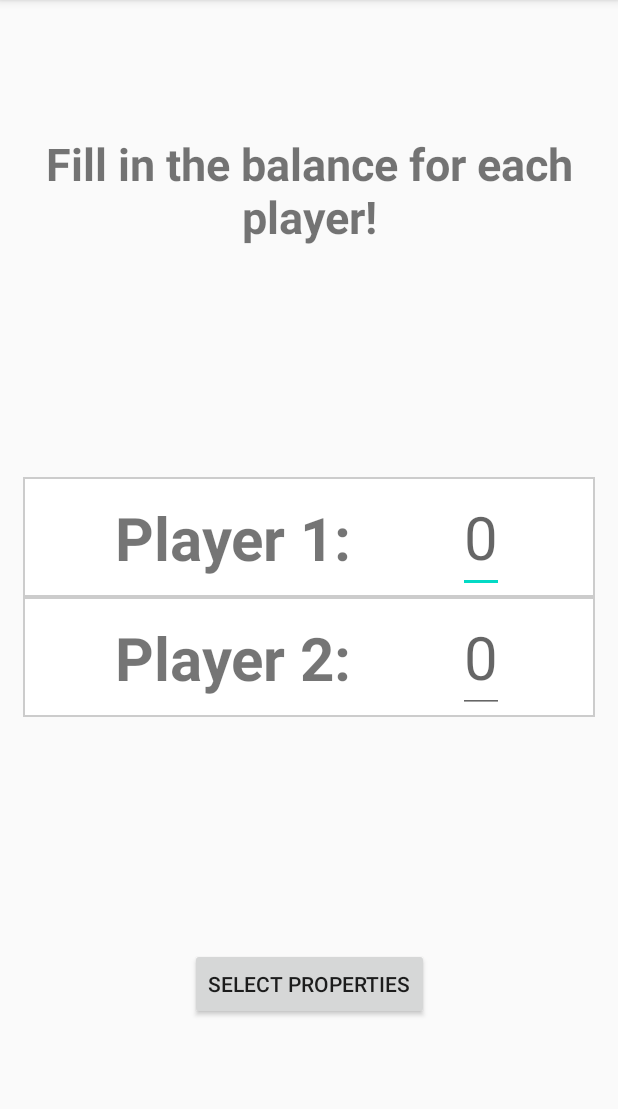
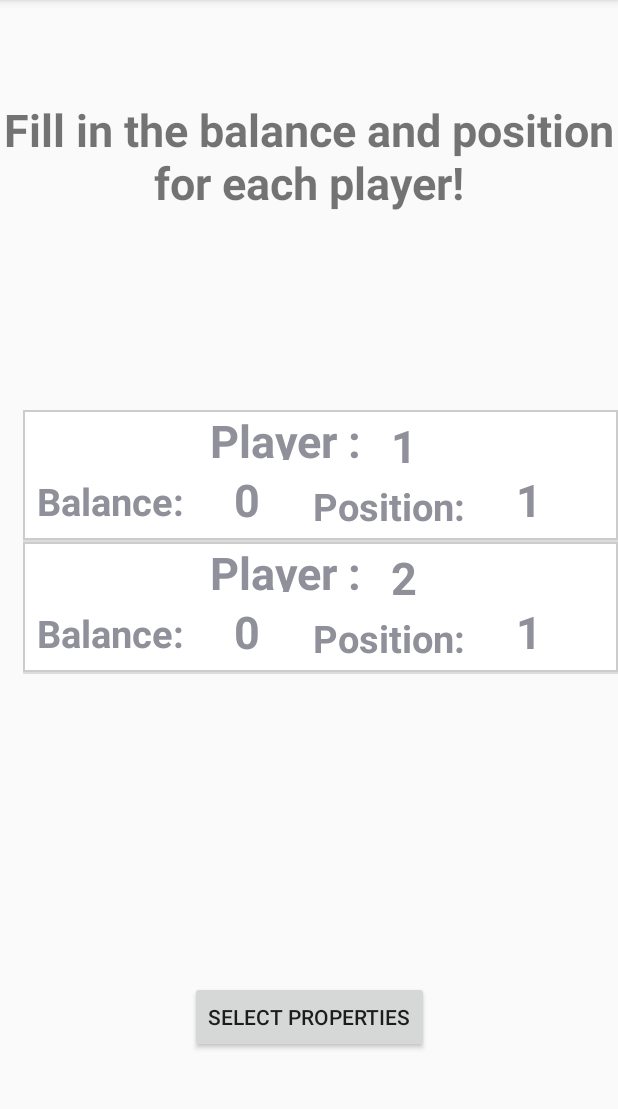
Before and after one commit to augutierrez/MonopolySolver, an Android app: the FillPlayers screen opened directly, with no data from a screen before it, after a tap on "GO!", on a phone screen of 412 x 824 dp, the part 84-1193 px from its top. Run offline under Robolectric (Android 15) with nearby library versions, the phone set to English and light mode, and no system bars.

Commit message:
Completed compute winner and got rid of unecessary classes

```diff
--- a/app/src/main/AndroidManifest.xml
+++ b/app/src/main/AndroidManifest.xml
@@ -20,6 +20,8 @@
         <activity android:name=".FillBalance"/>
         <activity android:name=".FillProperties"/>
         <activity android:name=".EditProperty"/>
+        <activity android:name=".EditBalance"/>
+        <activity android:name=".ComputeWinner"/>
     </application>
 
 </manifest>
--- /dev/null
+++ b/app/src/main/java/com/example/monopolysolver/BalanceAdapter.java
@@ -0,0 +1,57 @@
+package com.example.monopolysolver;
+
+import android.content.Context;
+import android.view.LayoutInflater;
+import android.view.View;
+import android.view.ViewGroup;
+import android.widget.BaseAdapter;
+import android.widget.TextView;
+
+import java.util.ArrayList;
+
+import monopolyLogic.MonopolyCard;
+
+public class BalanceAdapter extends BaseAdapter {
+    Context context;
+    LayoutInflater inflter;
+    ArrayList<Integer> positions;
+    ArrayList<Long> balances;
+    int numPlayers;
+
+    public BalanceAdapter(Context applicationContext, ArrayList<Integer> positions, ArrayList<Long> balances, int numPlayers){
+        this.context=applicationContext;
+        this.positions=positions;
+        this.balances=balances;
+        this.numPlayers=numPlayers;
+        inflter=(LayoutInflater.from(applicationContext));
+    }
+
+
+    @Override
+    public int getCount() {
+        return numPlayers;
+    }
+
+    @Override
+    public Object getItem(int position) {
+        return null;
+    }
+
+    @Override
+    public long getItemId(int position) {
+        return 0;
+    }
+
+    @Override
+    public View getView(int position, View view, ViewGroup parent) {
+        view = inflter.inflate(R.layout.list_item3, null);
+        TextView playerNum = view.findViewById(R.id.text_view2_list_item3);
+        playerNum.setText(String.valueOf(position + 1));
+        TextView playerBal = view.findViewById(R.id.balance_text2_list_item3);
+        playerBal.setText(String.valueOf(balances.get(position)));
+        TextView playerPos = view.findViewById(R.id.position_text2_list_item3);
+        playerPos.setText(String.valueOf(positions.get(position) + 1));
+
+        return view;
+    }
+}
--- a/app/src/main/java/com/example/monopolysolver/BalanceListAdapter.java
+++ /dev/null
@@ -1,53 +0,0 @@
-package com.example.monopolysolver;
-
-import android.view.LayoutInflater;
-import android.view.View;
-import android.view.ViewGroup;
-import android.widget.EditText;
-import android.widget.TextView;
-
-import androidx.constraintlayout.widget.ConstraintLayout;
-import androidx.recyclerview.widget.RecyclerView;
-
-import java.util.ArrayList;
-
-public class BalanceListAdapter extends RecyclerView.Adapter<BalanceListAdapter.ViewHolder>{
-        private int numPlayers;
-        public static ArrayList<EditText> balances;
-
-        public  BalanceListAdapter(int numPlayers) {
-            this.numPlayers = numPlayers;
-            balances = new ArrayList<>();
-        }
-        @Override
-        public ViewHolder onCreateViewHolder(ViewGroup parent, int viewType) {
-            LayoutInflater layoutInflater = LayoutInflater.from(parent.getContext());
-            View listItem= layoutInflater.inflate(R.layout.list_item1, parent, false);
-            ViewHolder viewHolder = new ViewHolder(listItem);
-            return viewHolder;
-        }
-
-        @Override
-        public void onBindViewHolder(final ViewHolder holder, int position) {
-            holder.player.setText("Player " + (position + 1) + ": ");
-        }
-
-
-        @Override
-        public int getItemCount() {
-            return numPlayers;
-        }
-
-public static class ViewHolder extends RecyclerView.ViewHolder {
-    public TextView player;
-    public EditText editText;
-    public ConstraintLayout constraintLayout;
-    public ViewHolder(View itemView) {
-        super(itemView);
-        this.player = (TextView) itemView.findViewById(R.id.text_view_list_item);
-        this.editText = itemView.findViewById(R.id.edit_text_list_item);
-        constraintLayout = (ConstraintLayout)itemView.findViewById(R.id.constraint_layout);
-        balances.add(editText);
-    }
-}
-}
--- a/app/src/main/java/com/example/monopolysolver/EditProperty.java
+++ b/app/src/main/java/com/example/monopolysolver/EditProperty.java
@@ -11,15 +11,12 @@ import androidx.annotation.Nullable;
 import androidx.appcompat.app.AppCompatActivity;
 
 import monopolyLogic.MonopolyCard;
-import monopolyLogic.MonopolyLogic;
 import monopolyLogic.MonopolySolver;
 
 public class EditProperty extends AppCompatActivity {
     public int pos;
     public EditText ownerEdit;
     public EditText hEdit;
-    public boolean successfulChange;
-    public boolean hChange;
     public boolean pChange;
 
     @Override
@@ -46,7 +43,7 @@ public class EditProperty extends AppCompatActivity {
                     p = "-1";
                     pChange=false;
                 }
-                MonopolySolver.properties.get(pos).setPlayer(Integer.parseInt(p));
+                MonopolySolver.properties.get(pos).setPlayer(Integer.parseInt(p) - 1); // -1 to match program index
                 //updating hValue
                 String h = hEdit.getText().toString();
                 if(h.isEmpty()){
--- a/app/src/main/java/com/example/monopolysolver/FillBalance.java
+++ b/app/src/main/java/com/example/monopolysolver/FillBalance.java
@@ -4,8 +4,10 @@ import android.content.Intent;
 import android.os.Bundle;
 import android.util.Log;
 import android.view.View;
+import android.widget.AdapterView;
 import android.widget.Button;
 import android.widget.EditText;
+import android.widget.ListView;
 
 import androidx.annotation.Nullable;
 import androidx.appcompat.app.AppCompatActivity;
@@ -24,21 +26,36 @@ public class FillBalance extends AppCompatActivity {
         super.onCreate(savedInstanceState);
         setContentView(R.layout.fill_balance);
 
-        final RecyclerView recyclerView =  (RecyclerView) findViewById(R.id.recycler_view_fill_balance);
+        final ListView recyclerView = findViewById(R.id.recycler_view_fill_balance);
         //improves performance since the list stays a single size
-        recyclerView.setHasFixedSize(true);
+        //recyclerView.setHasFixedSize(true);
 
-        RecyclerView.LayoutManager layoutManager = new LinearLayoutManager(this);
-        recyclerView.setLayoutManager(layoutManager);
+        //RecyclerView.LayoutManager layoutManager = new LinearLayoutManager(this);
+        //recyclerView.setLayoutManager(layoutManager);
+        numPlayers = getIntent().getIntExtra("np", 2);
 
-        numPlayers = getIntent().getIntExtra("np", 2);
-        BalanceListAdapter adapter = new BalanceListAdapter(numPlayers);
+        BalanceAdapter adapter = new BalanceAdapter(getApplicationContext(), MonopolySolver.positions, MonopolySolver.balances, numPlayers);
         recyclerView.setAdapter(adapter);
+
+        recyclerView.setOnItemClickListener(new AdapterView.OnItemClickListener() {
+            @Override
+            public void onItemClick(AdapterView<?> parent, View view, int position, long id) {
+                Intent intent = new Intent(FillBalance.this, EditBalance.class);
+                intent.putExtra("pos", position);
+                intent.putExtra("np", numPlayers);
+                startActivity(intent);
+            }
+        });
+
+
+        //BalanceListAdapter adapter = new BalanceListAdapter(numPlayers);
+        //recyclerView.setAdapter(adapter);
 
         Button button = findViewById(R.id.button_fill_balance);
         button.setOnClickListener(new View.OnClickListener() {
             @Override
             public void onClick(View v) {
+                /*
                 ArrayList<Long> players = new ArrayList<>();
                 for(int i = 0; i < BalanceListAdapter.balances.size(); i++){
                     EditText editText = BalanceListAdapter.balances.get(i);
@@ -48,14 +65,18 @@ public class FillBalance extends AppCompatActivity {
                     }
                     players.add((long)(Integer.parseInt(num)));
                     Log.i("balance" , editText.getText().toString());
-                    Intent intent = new Intent(FillBalance.this, FillProperties.class);
-                    intent.putExtra("np", numPlayers);
-                    startActivity(intent);
+
                 }
+
+                 */
                 MonopolySolver.generateDeck();
 
                 //filled MonopolyLog.players
-                MonopolyLogic.players = players;
+                //MonopolyLogic.players = players;
+
+                Intent intent = new Intent(FillBalance.this, FillProperties.class);
+                intent.putExtra("np", numPlayers);
+                startActivity(intent);
 
             }
         });
--- a/app/src/main/java/com/example/monopolysolver/FillPlayers.java
+++ b/app/src/main/java/com/example/monopolysolver/FillPlayers.java
@@ -8,6 +8,8 @@ import android.widget.NumberPicker;
 
 import androidx.annotation.Nullable;
 import androidx.appcompat.app.AppCompatActivity;
+
+import monopolyLogic.MonopolySolver;
 
 public class FillPlayers extends AppCompatActivity {
     public NumberPicker np;
@@ -25,6 +27,8 @@ public class FillPlayers extends AppCompatActivity {
         button.setOnClickListener(new View.OnClickListener() {
             @Override
             public void onClick(View v) {
+                MonopolySolver.generatePositions(np.getValue());
+                MonopolySolver.generateBalances(np.getValue());
                 Intent intent = new Intent(FillPlayers.this, FillBalance.class);
                 intent.putExtra("np", (int)np.getValue());
                 startActivity(intent);
--- a/app/src/main/java/monopolyLogic/MonopolySolver.java
+++ b/app/src/main/java/monopolyLogic/MonopolySolver.java
@@ -3,6 +3,24 @@ import java.util.ArrayList;
 
 public class MonopolySolver {
     public static ArrayList<MonopolyCard> properties;
+    public static ArrayList<Integer> positions;
+    public static ArrayList<Long> balances;
+    public static ArrayList<MonopolyCard>deck;
+
+    public static void generatePositions(int numPlayers){
+        positions = new ArrayList<>();
+        for(int i = 0; i < numPlayers; i++){
+            positions.add(0);
+        }
+    }
+
+    public static void generateBalances(int numPlayers){
+        balances = new ArrayList<>();
+        for(int i = 0; i < numPlayers; i++){
+            balances.add((long)0);
+        }
+    }
+
 
     public static void generateDeck(){
         properties = new ArrayList<>();
@@ -11,7 +29,8 @@ public class MonopolySolver {
         /*
         Populate all the Monopoly properties and then the next thing would be to assign who owns them
          */
-        ArrayList<MonopolyCard> deck = new ArrayList<>();
+
+        deck = new ArrayList<>();
 
         for(int i = 0; i < 40; i++){
             deck.add(new MonopolyCard(-1, 0, i));
--- a/app/src/main/res/layout/fill_balance.xml
+++ b/app/src/main/res/layout/fill_balance.xml
@@ -16,18 +16,18 @@
             android:id="@+id/text_view_fill_balance"
             android:layout_width="wrap_content"
             android:layout_height="wrap_content"
-            android:text="Fill in the balance for each player!"
+            android:text="Fill in the balance and position for each player!"
             android:theme="@style/Monopoly_Text_Views"
             app:layout_constraintEnd_toEndOf="parent"
             app:layout_constraintStart_toStartOf="parent"
             app:layout_constraintTop_toTopOf="parent"
             app:layout_constraintBottom_toTopOf="@id/recycler_view_fill_balance"/>
 
-        <androidx.recyclerview.widget.RecyclerView
+        <ListView
+            android:id="@+id/recycler_view_fill_balance"
+            android:layout_width="427dp"
+            android:layout_height="280dp"
             android:layout_marginVertical="50dp"
-            android:id="@+id/recycler_view_fill_balance"
-            android:layout_width="fill_parent"
-            android:layout_height="wrap_content"
             android:padding="15dp"
             app:layout_constraintBottom_toTopOf="@id/button_fill_balance"
             app:layout_constraintEnd_toEndOf="parent"
--- a/app/src/main/res/layout/fill_positions.xml
+++ /dev/null
@@ -1,6 +0,0 @@
-<?xml version="1.0" encoding="utf-8"?>
-<androidx.constraintlayout.widget.ConstraintLayout
-    xmlns:android="http://schemas.android.com/apk/res/android" android:layout_width="match_parent"
-    android:layout_height="match_parent">
-
-</androidx.constraintlayout.widget.ConstraintLayout>
--- a/app/src/main/res/layout/fill_properties.xml
+++ b/app/src/main/res/layout/fill_properties.xml
@@ -28,7 +28,7 @@
             android:layout_width="match_parent"
             android:layout_height="309dp"
             android:padding="15dp"
-            app:layout_constraintBottom_toTopOf="@id/button_select_positions"
+            app:layout_constraintBottom_toTopOf="@id/button_compute_winner"
             app:layout_constraintEnd_toEndOf="parent"
             app:layout_constraintHorizontal_bias="0.0"
             app:layout_constraintStart_toStartOf="parent"
@@ -36,10 +36,10 @@
             app:layout_constraintVertical_bias="0.274" />
 
         <Button
-            android:id="@+id/button_select_positions"
+            android:id="@+id/button_compute_winner"
             android:layout_width="wrap_content"
             android:layout_height="wrap_content"
-            android:text="Select Positions"
+            android:text="Compute Winner"
             app:layout_constraintBottom_toBottomOf="parent"
             app:layout_constraintEnd_toEndOf="parent"
             app:layout_constraintStart_toStartOf="parent"
--- /dev/null
+++ b/app/src/main/res/layout/list_item3.xml
@@ -0,0 +1,108 @@
+<?xml version="1.0" encoding="utf-8"?>
+<androidx.constraintlayout.widget.ConstraintLayout
+    xmlns:android="http://schemas.android.com/apk/res/android"
+    xmlns:app="http://schemas.android.com/apk/res-auto"
+    xmlns:tools="http://schemas.android.com/tools"
+    android:id="@+id/constraint_layout"
+    android:background="@drawable/border"
+    android:layout_width="match_parent"
+    android:descendantFocusability="blocksDescendants"
+    android:layout_height="150sp">
+
+    <TextView
+        android:id="@+id/text_view_list_item3"
+        android:layout_width="wrap_content"
+        android:layout_height="33sp"
+
+        android:gravity="center"
+        android:text="Player :"
+        android:textSize="30sp"
+        android:textStyle="bold"
+        app:layout_constraintBottom_toTopOf="@id/balance_text2_list_item3"
+        app:layout_constraintEnd_toEndOf="parent"
+
+        app:layout_constraintHorizontal_bias="0.419"
+        app:layout_constraintStart_toStartOf="parent"
+        app:layout_constraintTop_toTopOf="parent"
+        app:layout_constraintVertical_bias="0.025" />
+
+    <TextView
+        android:id="@+id/text_view2_list_item3"
+        android:layout_width="wrap_content"
+        android:layout_height="33sp"
+        android:gravity="center"
+        android:text="0"
+        android:theme="@style/Monopoly_Text_Views"
+        app:layout_constraintBottom_toTopOf="@+id/position_text_list_item3"
+        app:layout_constraintEnd_toEndOf="parent"
+
+        app:layout_constraintHorizontal_bias="0.129"
+        app:layout_constraintStart_toEndOf="@+id/text_view_list_item3"
+        app:layout_constraintTop_toTopOf="parent"
+        app:layout_constraintVertical_bias="0.396" />
+
+    <TextView
+        android:id="@+id/balance_text_list_item3"
+        android:layout_width="wrap_content"
+        android:layout_height="wrap_content"
+        android:layout_marginStart="4dp"
+        android:layout_marginLeft="4dp"
+        android:padding="5dp"
+        android:text="Balance:"
+        android:textSize="25sp"
+        android:textStyle="bold"
+        app:layout_constraintBottom_toBottomOf="parent"
+        app:layout_constraintRight_toLeftOf="@id/balance_text2_list_item3"
+        app:layout_constraintStart_toStartOf="parent"
+        app:layout_constraintTop_toBottomOf="@+id/text_view_list_item3"
+        app:layout_constraintVertical_bias="0.603" />
+
+    <TextView
+        android:id="@+id/balance_text2_list_item3"
+        android:layout_width="61dp"
+        android:layout_height="53dp"
+        android:layout_marginLeft="6sp"
+        android:layout_marginStart="6sp"
+        android:theme="@style/Monopoly_Text_Views"
+        app:layout_constraintBottom_toBottomOf="parent"
+        app:layout_constraintEnd_toStartOf="@+id/position_text_list_item3"
+        app:layout_constraintStart_toEndOf="@+id/balance_text_list_item3"
+        app:layout_constraintTop_toBottomOf="@+id/text_view_list_item3" />
+
+    <TextView
+        android:id="@+id/position_text_list_item3"
+        android:layout_width="wrap_content"
+        android:layout_height="wrap_content"
+        android:layout_marginStart="8dp"
+        android:layout_marginLeft="8dp"
+        android:layout_marginTop="8dp"
+        android:padding="5dp"
+        android:text="Position:"
+        android:textSize="25sp"
+        android:textStyle="bold"
+        app:layout_constraintBottom_toBottomOf="parent"
+        app:layout_constraintRight_toLeftOf="@id/balance_text2_list_item3"
+        app:layout_constraintStart_toEndOf="@id/balance_text2_list_item3"
+        app:layout_constraintTop_toBottomOf="@+id/text_view_list_item3"
+        app:layout_constraintVertical_bias="0.533" />
+
+    <TextView
+        android:id="@+id/position_text2_list_item3"
+        android:layout_width="61dp"
+        android:layout_height="53dp"
+        android:layout_marginStart="6sp"
+        android:layout_marginLeft="6sp"
+        android:theme="@style/Monopoly_Text_Views"
+        app:layout_constraintBottom_toBottomOf="parent"
+        app:layout_constraintEnd_toEndOf="parent"
+        app:layout_constraintHorizontal_bias="0.025"
+        app:layout_constraintLeft_toRightOf="@id/text_view_list_item3"
+        app:layout_constraintStart_toEndOf="@+id/position_text_list_item3"
+        app:layout_constraintTop_toBottomOf="@+id/text_view_list_item3"
+        app:layout_constraintVertical_bias="0.511"
+        />
+
+
+
+
+</androidx.constraintlayout.widget.ConstraintLayout>
```
Also changed, not shown: app/src/main/java/com/example/monopolysolver/ComputeWinner.java (added, +45 -0 lines), app/src/main/java/com/example/monopolysolver/EditBalance.java (added, +59 -0 lines), app/src/main/java/com/example/monopolysolver/FillPositions.java (deleted, +0 -15 lines), app/src/main/java/com/example/monopolysolver/FillProperties.java (+3 -4 lines), app/src/main/java/com/example/monopolysolver/PropertiesListAdapter.java (deleted, +0 -66 lines), app/src/main/java/monopolyLogic/MonopolyLogic.java (+1 -38 lines), app/src/main/res/layout/compute_winner.xml (added, +59 -0 lines), app/src/main/res/layout/edit_balance.xml (added, +118 -0 lines).
